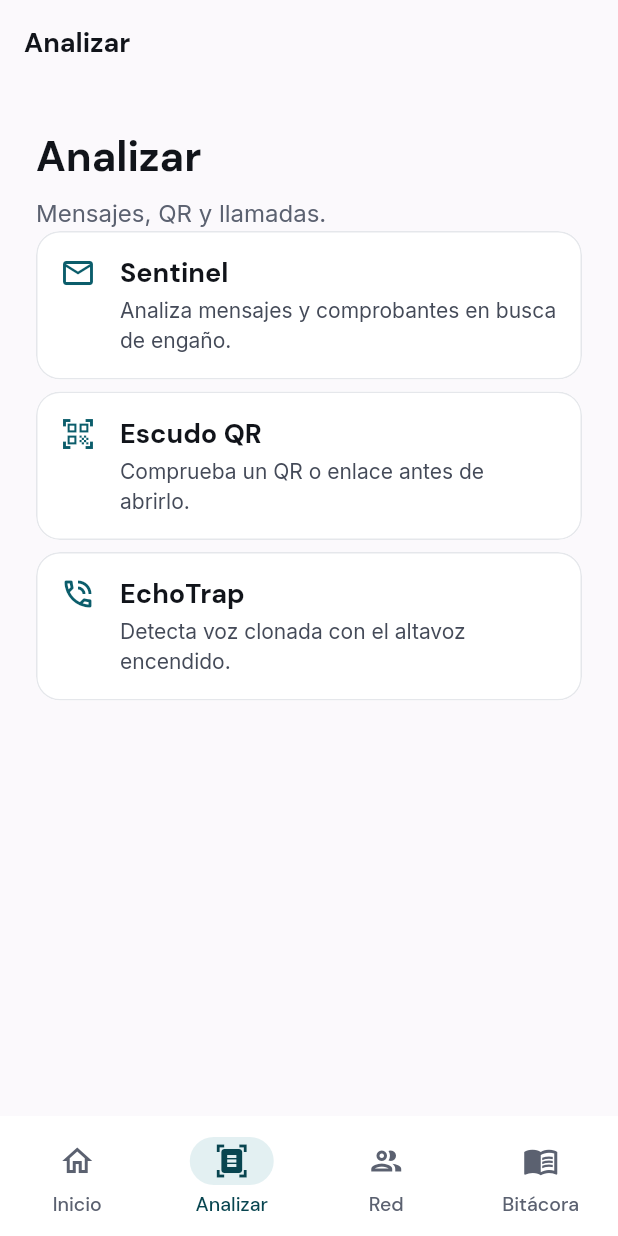
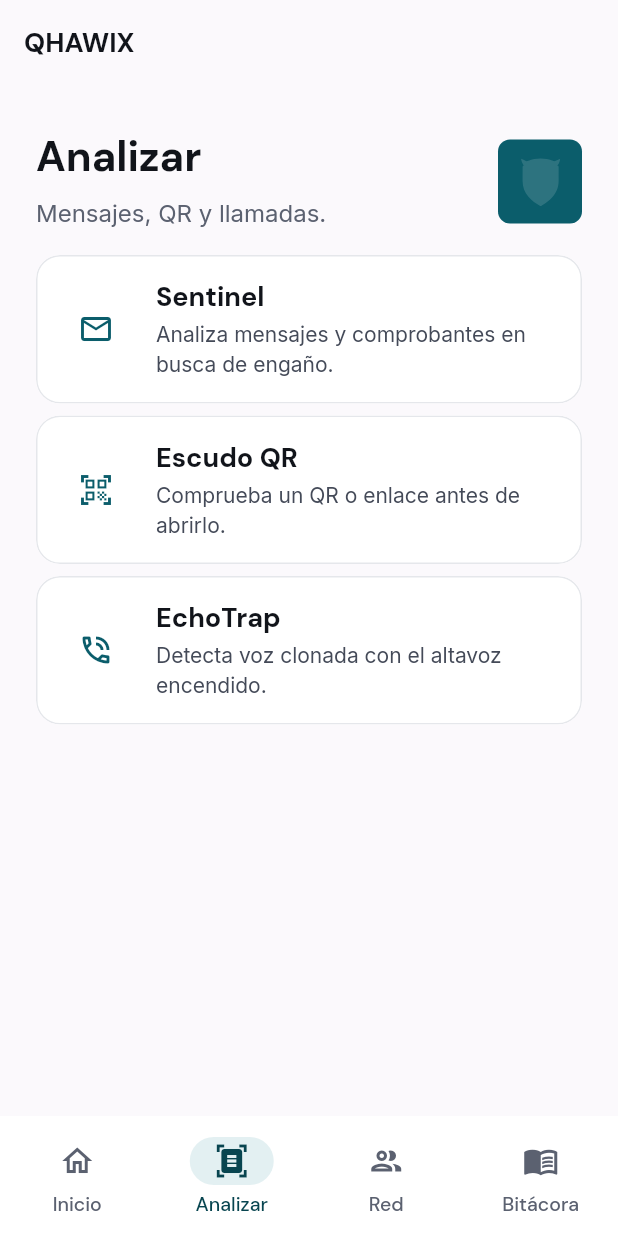
Before and after one commit to bennndev/qhawix, a Flutter app: the screen it shows after launch, item 2 of the bottom bar chosen, on a phone screen of 412 x 824 dp. Run offline on Flutter 3.47's test engine with Material 3 defaults, Android fonts, the phone set to English and light mode, and no system bars; our stand-ins replace flutter_local_notifications, flutter_native_contact_picker, flutter_secure_storage, geolocator, go_router, native_geofence and 1 more; missing offline and left inert: android_alarm_manager_plus, another_telephony, cryptography.

Commit message:
feat(ui): refine Aura states and module card layout

```diff
--- a/ui/lib/app/analyze_screen.dart
+++ b/ui/lib/app/analyze_screen.dart
@@ -1,6 +1,7 @@
 import 'package:flutter/material.dart';
 
 import '../core/theme/theme_extensions.dart';
+import '../core/widgets/guardian_mascot/guardian_mascot.dart';
 import '../core/widgets/module_card.dart';
 import '../core/widgets/page_header.dart';
 import '../core/widgets/qhawix_app_bar.dart';
@@ -16,7 +17,7 @@ class AnalyzeScreen extends StatelessWidget {
     final space = context.space;
     return Scaffold(
       appBar: QhawixAppBar(
-        title: 'Analizar',
+        title: 'QHAWIX',
         automaticallyImplyLeading: false,
       ),
       body: SafeArea(
@@ -26,10 +27,32 @@ class AnalyzeScreen extends StatelessWidget {
             child: ListView(
               padding: space.screenPadding,
               children: [
-                const PageHeader(
-                  title: 'Analizar',
-                  subtitle: 'Mensajes, QR y llamadas.',
+                Row(
+                  crossAxisAlignment: CrossAxisAlignment.center,
+                  children: [
+                    const Expanded(
+                      child: PageHeader(
+                        title: 'Analizar',
+                        subtitle: 'Mensajes, QR y llamadas.',
+                      ),
+                    ),
+                    Container(
+                      padding: EdgeInsets.all(space.xs),
+                      decoration: BoxDecoration(
+                        color: context.qColors.accent,
+                        borderRadius: BorderRadius.circular(space.sm),
+                      ),
+                      child: GuardianMascot(
+                        state: GuardianMascotState.stealth,
+                        size: space.iconXl,
+                        bodyColor: context.scheme.onPrimary,
+                        lineColor: context.scheme.onPrimary,
+                        semanticLabel: 'AURA, guía disponible',
+                      ),
+                    ),
+                  ],
                 ),
+                SizedBox(height: space.md),
                 for (final entry in ModuleCatalog.analyzeEntries) ...[
                   ModuleCard(
                     icon: entry.icon,
--- a/ui/lib/core/widgets/module_card.dart
+++ b/ui/lib/core/widgets/module_card.dart
@@ -35,9 +35,15 @@ class ModuleCard extends StatelessWidget {
       onTap: onTap,
       minHeight: space.moduleCardHeight,
       child: Row(
-        crossAxisAlignment: CrossAxisAlignment.start,
+        crossAxisAlignment: CrossAxisAlignment.center,
         children: [
-          Icon(icon, size: space.iconMd, color: colors.accent),
+          SizedBox(
+            width: space.iconXl,
+            height: space.iconXl,
+            child: Center(
+              child: Icon(icon, size: space.iconMd, color: colors.accent),
+            ),
+          ),
           SizedBox(width: space.md),
           Expanded(
             child: Column(
```
Also changed, not shown: ui/lib/features/trust_circle/view/sos_screen.dart (+29 -0 lines), 5 other files.
